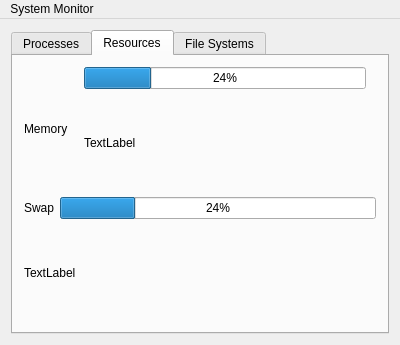
The window that mainwindow.ui (VioletDarkKitty/system-monitor) describes before a commit, drawn with Qt 5.
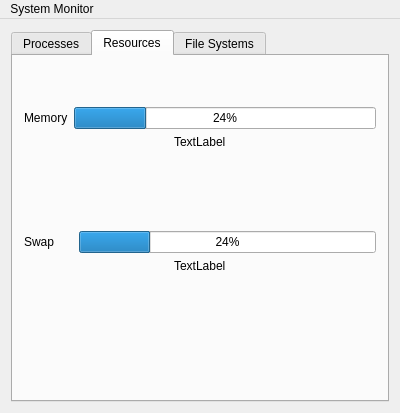
The same window after the commit. The open tabs and pages were chosen to show the change.

Commit message: Improve layout of GUI elements under Resources tab

```diff
--- a/mainwindow.ui
+++ b/mainwindow.ui
@@ -7,7 +7,7 @@
     <x>0</x>
     <y>0</y>
     <width>400</width>
-    <height>345</height>
+    <height>413</height>
    </rect>
   </property>
   <property name="sizePolicy">
@@ -112,7 +112,9 @@
         <string>Resources</string>
        </attribute>
        <layout class="QGridLayout" name="gridLayout_2">
-        <item row="0" column="0">
+        <item row="1" column="0">
+         <layout class="QVBoxLayout" name="verticalLayout">
+          <item>
          <layout class="QHBoxLayout" name="horizontalLayout">
           <item>
            <widget class="QLabel" name="label_3">
@@ -122,63 +124,60 @@
            </widget>
           </item>
           <item>
-           <spacer name="horizontalSpacer">
-            <property name="orientation">
-             <enum>Qt::Horizontal</enum>
-            </property>
-            <property name="sizeType">
-             <enum>QSizePolicy::Fixed</enum>
-            </property>
-            <property name="sizeHint" stdset="0">
-             <size>
-              <width>10</width>
-              <height>20</height>
-             </size>
-            </property>
-           </spacer>
-          </item>
-          <item>
-           <layout class="QVBoxLayout" name="verticalLayout">
-            <item>
              <widget class="QProgressBar" name="memoryBar">
               <property name="value">
                <number>24</number>
               </property>
              </widget>
             </item>
-            <item>
+           </layout>
+          </item>
+          <item alignment="Qt::AlignHCenter|Qt::AlignTop">
              <widget class="QLabel" name="memoryLabel">
+            <property name="sizePolicy">
+             <sizepolicy hsizetype="Preferred" vsizetype="Preferred">
+              <horstretch>0</horstretch>
+              <verstretch>0</verstretch>
+             </sizepolicy>
+            </property>
               <property name="text">
                <string>TextLabel</string>
               </property>
+            <property name="indent">
+             <number>-1</number>
+            </property>
              </widget>
             </item>
            </layout>
           </item>
-          <item>
-           <spacer name="horizontalSpacer_3">
+        <item row="0" column="0">
+         <spacer name="verticalSpacer_4">
             <property name="orientation">
-             <enum>Qt::Horizontal</enum>
+           <enum>Qt::Vertical</enum>
             </property>
             <property name="sizeType">
              <enum>QSizePolicy::Fixed</enum>
             </property>
             <property name="sizeHint" stdset="0">
              <size>
-              <width>10</width>
-              <height>20</height>
+            <width>20</width>
+            <height>40</height>
              </size>
             </property>
            </spacer>
           </item>
-         </layout>
-        </item>
-        <item row="4" column="0">
+        <item row="2" column="0">
          <layout class="QVBoxLayout" name="verticalLayout_2">
           <item>
            <layout class="QHBoxLayout" name="horizontalLayout_2">
             <item>
-             <widget class="QLabel" name="label_2">
+             <widget class="QLabel" name="swapTextLabel">
+              <property name="minimumSize">
+               <size>
+                <width>49</width>
+                <height>22</height>
+               </size>
+              </property>
               <property name="text">
                <string>Swap</string>
               </property>
@@ -193,7 +192,7 @@
             </item>
            </layout>
           </item>
-          <item>
+          <item alignment="Qt::AlignHCenter|Qt::AlignTop">
            <widget class="QLabel" name="swapLabel">
             <property name="text">
              <string>TextLabel</string>
@@ -202,6 +201,22 @@
           </item>
          </layout>
         </item>
+        <item row="3" column="0">
+         <spacer name="verticalSpacer_3">
+          <property name="orientation">
+           <enum>Qt::Vertical</enum>
+          </property>
+          <property name="sizeType">
+           <enum>QSizePolicy::Fixed</enum>
+          </property>
+          <property name="sizeHint" stdset="0">
+           <size>
+            <width>20</width>
+            <height>40</height>
+           </size>
+          </property>
+         </spacer>
+        </item>
        </layout>
       </widget>
       <widget class="QWidget" name="tabFileSystems">
```
Left out of the diff: 4 changed lines with no effect on the pictures. Lines whose indentation alone changed are shown as unchanged.
